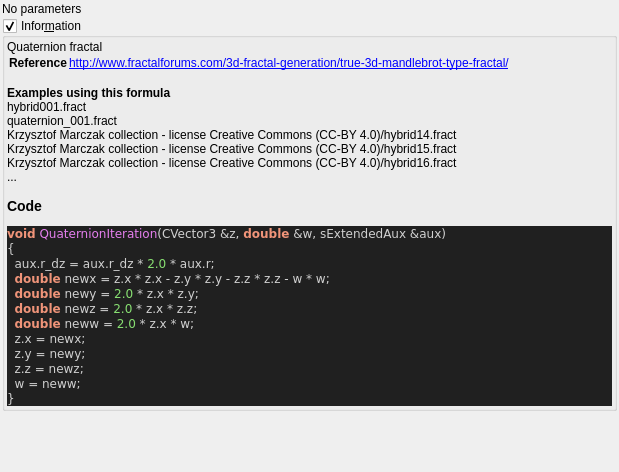
Old version of the form mandelbulber2/formula/ui/fractal_quaternion.ui in the repository buddhi1980/mandelbulber2.
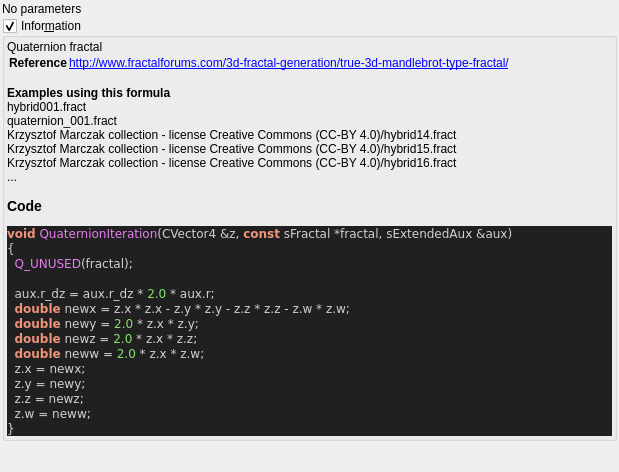
New version of the form. Custom widgets are drawn as their Qt base class.

Patch:
```diff
--- a/mandelbulber2/formula/ui/fractal_quaternion.ui
+++ b/mandelbulber2/formula/ui/fractal_quaternion.ui
@@ -72,17 +72,19 @@
 &lt;/table&gt;
 &lt;br&gt;&lt;b&gt;Examples using this formula&lt;/b&gt;&lt;br&gt;hybrid001.fract&lt;br&gt;quaternion_001.fract&lt;br&gt;Krzysztof Marczak collection - license Creative Commons (CC-BY 4.0)/hybrid14.fract&lt;br&gt;Krzysztof Marczak collection - license Creative Commons (CC-BY 4.0)/hybrid15.fract&lt;br&gt;Krzysztof Marczak collection - license Creative Commons (CC-BY 4.0)/hybrid16.fract&lt;br&gt;...&lt;h3&gt;Code&lt;/h3&gt;
 &lt;body style=&quot;background-color:#202020&quot;&gt;
-&lt;pre style=&quot;color:#d0d0d0; background-color:#202020;  font-family:'Courier New',monospace;&quot;&gt;&lt;span style=&quot;color:#f09479; font-weight:bold&quot;&gt;void&lt;/span&gt; &lt;span style=&quot;color:#e47eed&quot;&gt;QuaternionIteration&lt;/span&gt;&lt;span style=&quot;color:#d0d0d0&quot;&gt;(&lt;/span&gt;CVector3 &lt;span style=&quot;color:#d0d0d0&quot;&gt;&amp;amp;&lt;/span&gt;z&lt;span style=&quot;color:#d0d0d0&quot;&gt;,&lt;/span&gt; &lt;span style=&quot;color:#f09479; font-weight:bold&quot;&gt;double&lt;/span&gt; &lt;span style=&quot;color:#d0d0d0&quot;&gt;&amp;amp;&lt;/span&gt;w&lt;span style=&quot;color:#d0d0d0&quot;&gt;,&lt;/span&gt; sExtendedAux &lt;span style=&quot;color:#d0d0d0&quot;&gt;&amp;amp;&lt;/span&gt;aux&lt;span style=&quot;color:#d0d0d0&quot;&gt;)&lt;/span&gt;
+&lt;pre style=&quot;color:#d0d0d0; background-color:#202020;  font-family:'Courier New',monospace;&quot;&gt;&lt;span style=&quot;color:#f09479; font-weight:bold&quot;&gt;void&lt;/span&gt; &lt;span style=&quot;color:#e47eed&quot;&gt;QuaternionIteration&lt;/span&gt;&lt;span style=&quot;color:#d0d0d0&quot;&gt;(&lt;/span&gt;CVector4 &lt;span style=&quot;color:#d0d0d0&quot;&gt;&amp;amp;&lt;/span&gt;z&lt;span style=&quot;color:#d0d0d0&quot;&gt;,&lt;/span&gt; &lt;span style=&quot;color:#f09479; font-weight:bold&quot;&gt;const&lt;/span&gt; sFractal &lt;span style=&quot;color:#d0d0d0&quot;&gt;*&lt;/span&gt;fractal&lt;span style=&quot;color:#d0d0d0&quot;&gt;,&lt;/span&gt; sExtendedAux &lt;span style=&quot;color:#d0d0d0&quot;&gt;&amp;amp;&lt;/span&gt;aux&lt;span style=&quot;color:#d0d0d0&quot;&gt;)&lt;/span&gt;
 &lt;span style=&quot;color:#d0d0d0&quot;&gt;{&lt;/span&gt;
+  &lt;span style=&quot;color:#e47eed&quot;&gt;Q_UNUSED&lt;/span&gt;&lt;span style=&quot;color:#d0d0d0&quot;&gt;(&lt;/span&gt;fractal&lt;span style=&quot;color:#d0d0d0&quot;&gt;);&lt;/span&gt;
+
   aux&lt;span style=&quot;color:#d0d0d0&quot;&gt;.&lt;/span&gt;r_dz &lt;span style=&quot;color:#d0d0d0&quot;&gt;=&lt;/span&gt; aux&lt;span style=&quot;color:#d0d0d0&quot;&gt;.&lt;/span&gt;r_dz &lt;span style=&quot;color:#d0d0d0&quot;&gt;*&lt;/span&gt; &lt;span style=&quot;color:#87df71&quot;&gt;2.0&lt;/span&gt; &lt;span style=&quot;color:#d0d0d0&quot;&gt;*&lt;/span&gt; aux&lt;span style=&quot;color:#d0d0d0&quot;&gt;.&lt;/span&gt;r&lt;span style=&quot;color:#d0d0d0&quot;&gt;;&lt;/span&gt;
-  &lt;span style=&quot;color:#f09479; font-weight:bold&quot;&gt;double&lt;/span&gt; newx &lt;span style=&quot;color:#d0d0d0&quot;&gt;=&lt;/span&gt; z&lt;span style=&quot;color:#d0d0d0&quot;&gt;.&lt;/span&gt;x &lt;span style=&quot;color:#d0d0d0&quot;&gt;*&lt;/span&gt; z&lt;span style=&quot;color:#d0d0d0&quot;&gt;.&lt;/span&gt;x &lt;span style=&quot;color:#d0d0d0&quot;&gt;-&lt;/span&gt; z&lt;span style=&quot;color:#d0d0d0&quot;&gt;.&lt;/span&gt;y &lt;span style=&quot;color:#d0d0d0&quot;&gt;*&lt;/span&gt; z&lt;span style=&quot;color:#d0d0d0&quot;&gt;.&lt;/span&gt;y &lt;span style=&quot;color:#d0d0d0&quot;&gt;-&lt;/span&gt; z&lt;span style=&quot;color:#d0d0d0&quot;&gt;.&lt;/span&gt;z &lt;span style=&quot;color:#d0d0d0&quot;&gt;*&lt;/span&gt; z&lt;span style=&quot;color:#d0d0d0&quot;&gt;.&lt;/span&gt;z &lt;span style=&quot;color:#d0d0d0&quot;&gt;-&lt;/span&gt; w &lt;span style=&quot;color:#d0d0d0&quot;&gt;*&lt;/span&gt; w&lt;span style=&quot;color:#d0d0d0&quot;&gt;;&lt;/span&gt;
+  &lt;span style=&quot;color:#f09479; font-weight:bold&quot;&gt;double&lt;/span&gt; newx &lt;span style=&quot;color:#d0d0d0&quot;&gt;=&lt;/span&gt; z&lt;span style=&quot;color:#d0d0d0&quot;&gt;.&lt;/span&gt;x &lt;span style=&quot;color:#d0d0d0&quot;&gt;*&lt;/span&gt; z&lt;span style=&quot;color:#d0d0d0&quot;&gt;.&lt;/span&gt;x &lt;span style=&quot;color:#d0d0d0&quot;&gt;-&lt;/span&gt; z&lt;span style=&quot;color:#d0d0d0&quot;&gt;.&lt;/span&gt;y &lt;span style=&quot;color:#d0d0d0&quot;&gt;*&lt;/span&gt; z&lt;span style=&quot;color:#d0d0d0&quot;&gt;.&lt;/span&gt;y &lt;span style=&quot;color:#d0d0d0&quot;&gt;-&lt;/span&gt; z&lt;span style=&quot;color:#d0d0d0&quot;&gt;.&lt;/span&gt;z &lt;span style=&quot;color:#d0d0d0&quot;&gt;*&lt;/span&gt; z&lt;span style=&quot;color:#d0d0d0&quot;&gt;.&lt;/span&gt;z &lt;span style=&quot;color:#d0d0d0&quot;&gt;-&lt;/span&gt; z&lt;span style=&quot;color:#d0d0d0&quot;&gt;.&lt;/span&gt;w &lt;span style=&quot;color:#d0d0d0&quot;&gt;*&lt;/span&gt; z&lt;span style=&quot;color:#d0d0d0&quot;&gt;.&lt;/span&gt;w&lt;span style=&quot;color:#d0d0d0&quot;&gt;;&lt;/span&gt;
   &lt;span style=&quot;color:#f09479; font-weight:bold&quot;&gt;double&lt;/span&gt; newy &lt;span style=&quot;color:#d0d0d0&quot;&gt;=&lt;/span&gt; &lt;span style=&quot;color:#87df71&quot;&gt;2.0&lt;/span&gt; &lt;span style=&quot;color:#d0d0d0&quot;&gt;*&lt;/span&gt; z&lt;span style=&quot;color:#d0d0d0&quot;&gt;.&lt;/span&gt;x &lt;span style=&quot;color:#d0d0d0&quot;&gt;*&lt;/span&gt; z&lt;span style=&quot;color:#d0d0d0&quot;&gt;.&lt;/span&gt;y&lt;span style=&quot;color:#d0d0d0&quot;&gt;;&lt;/span&gt;
   &lt;span style=&quot;color:#f09479; font-weight:bold&quot;&gt;double&lt;/span&gt; newz &lt;span style=&quot;color:#d0d0d0&quot;&gt;=&lt;/span&gt; &lt;span style=&quot;color:#87df71&quot;&gt;2.0&lt;/span&gt; &lt;span style=&quot;color:#d0d0d0&quot;&gt;*&lt;/span&gt; z&lt;span style=&quot;color:#d0d0d0&quot;&gt;.&lt;/span&gt;x &lt;span style=&quot;color:#d0d0d0&quot;&gt;*&lt;/span&gt; z&lt;span style=&quot;color:#d0d0d0&quot;&gt;.&lt;/span&gt;z&lt;span style=&quot;color:#d0d0d0&quot;&gt;;&lt;/span&gt;
-  &lt;span style=&quot;color:#f09479; font-weight:bold&quot;&gt;double&lt;/span&gt; neww &lt;span style=&quot;color:#d0d0d0&quot;&gt;=&lt;/span&gt; &lt;span style=&quot;color:#87df71&quot;&gt;2.0&lt;/span&gt; &lt;span style=&quot;color:#d0d0d0&quot;&gt;*&lt;/span&gt; z&lt;span style=&quot;color:#d0d0d0&quot;&gt;.&lt;/span&gt;x &lt;span style=&quot;color:#d0d0d0&quot;&gt;*&lt;/span&gt; w&lt;span style=&quot;color:#d0d0d0&quot;&gt;;&lt;/span&gt;
+  &lt;span style=&quot;color:#f09479; font-weight:bold&quot;&gt;double&lt;/span&gt; neww &lt;span style=&quot;color:#d0d0d0&quot;&gt;=&lt;/span&gt; &lt;span style=&quot;color:#87df71&quot;&gt;2.0&lt;/span&gt; &lt;span style=&quot;color:#d0d0d0&quot;&gt;*&lt;/span&gt; z&lt;span style=&quot;color:#d0d0d0&quot;&gt;.&lt;/span&gt;x &lt;span style=&quot;color:#d0d0d0&quot;&gt;*&lt;/span&gt; z&lt;span style=&quot;color:#d0d0d0&quot;&gt;.&lt;/span&gt;w&lt;span style=&quot;color:#d0d0d0&quot;&gt;;&lt;/span&gt;
   z&lt;span style=&quot;color:#d0d0d0&quot;&gt;.&lt;/span&gt;x &lt;span style=&quot;color:#d0d0d0&quot;&gt;=&lt;/span&gt; newx&lt;span style=&quot;color:#d0d0d0&quot;&gt;;&lt;/span&gt;
   z&lt;span style=&quot;color:#d0d0d0&quot;&gt;.&lt;/span&gt;y &lt;span style=&quot;color:#d0d0d0&quot;&gt;=&lt;/span&gt; newy&lt;span style=&quot;color:#d0d0d0&quot;&gt;;&lt;/span&gt;
   z&lt;span style=&quot;color:#d0d0d0&quot;&gt;.&lt;/span&gt;z &lt;span style=&quot;color:#d0d0d0&quot;&gt;=&lt;/span&gt; newz&lt;span style=&quot;color:#d0d0d0&quot;&gt;;&lt;/span&gt;
-  w &lt;span style=&quot;color:#d0d0d0&quot;&gt;=&lt;/span&gt; neww&lt;span style=&quot;color:#d0d0d0&quot;&gt;;&lt;/span&gt;
+  z&lt;span style=&quot;color:#d0d0d0&quot;&gt;.&lt;/span&gt;w &lt;span style=&quot;color:#d0d0d0&quot;&gt;=&lt;/span&gt; neww&lt;span style=&quot;color:#d0d0d0&quot;&gt;;&lt;/span&gt;
 &lt;span style=&quot;color:#d0d0d0&quot;&gt;}&lt;/span&gt;
 &lt;/pre&gt;
 &lt;/body&gt;</string>
```
